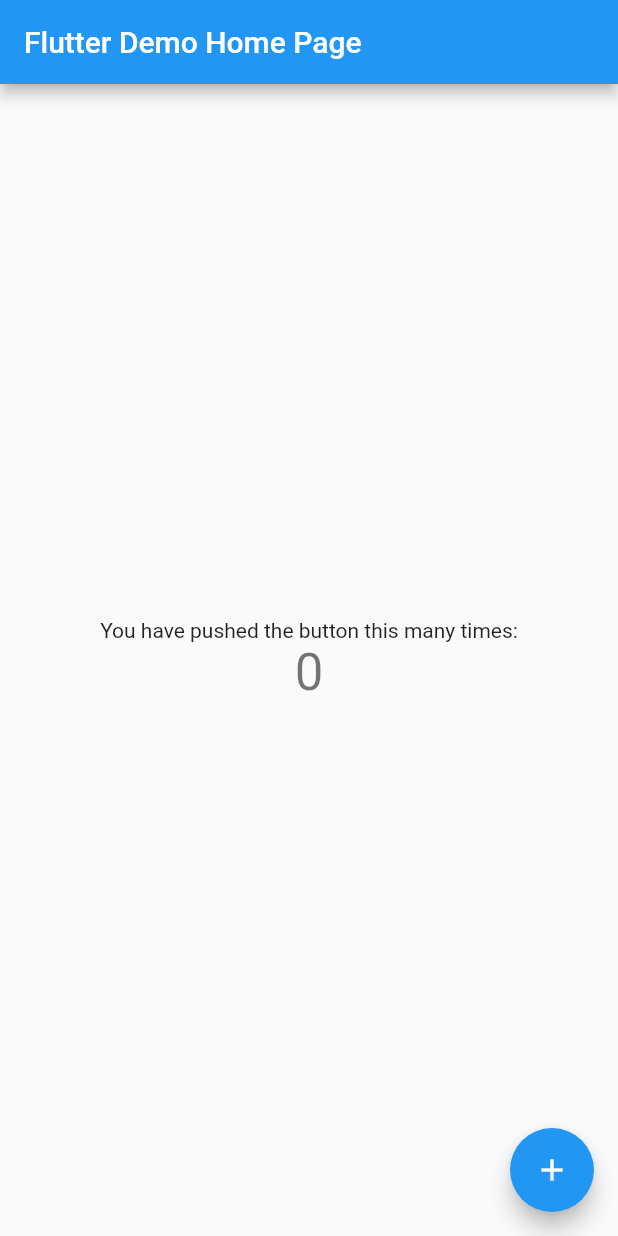
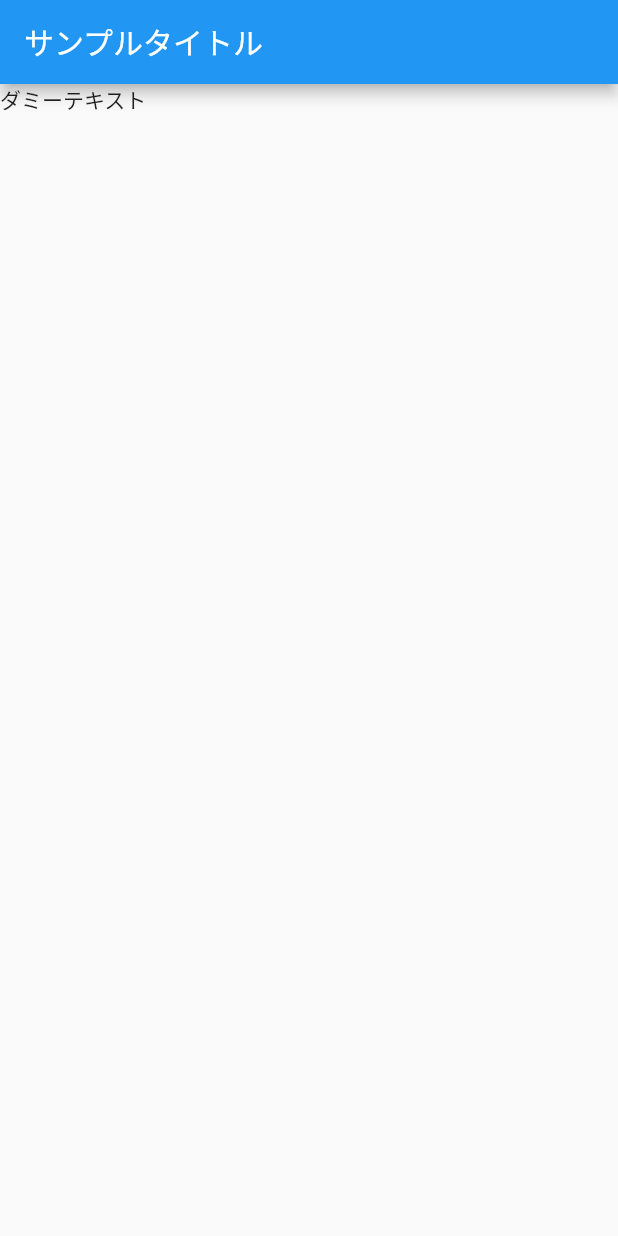
Before and after one commit to nodatsu/ishigaki03, a Flutter app: the screen it shows after launch, on a phone screen of 412 x 824 dp. Run offline on Flutter 3.47's test engine with Material 2 defaults, Android fonts, the phone set to English and light mode, and no system bars.

Commit message:
サンプルアプリから不要部分を削除

```diff
--- a/lib/main.dart
+++ b/lib/main.dart
@@ -7,109 +7,35 @@
 class MyApp extends StatelessWidget {
   const MyApp({super.key});
 
-  // This widget is the root of your application.
   @override
   Widget build(BuildContext context) {
     return MaterialApp(
-      title: 'Flutter Demo',
+      title: 'カレンダのサンプル',
       theme: ThemeData(
-        // This is the theme of your application.
-        //
-        // Try running your application with "flutter run". You'll see the
-        // application has a blue toolbar. Then, without quitting the app, try
-        // changing the primarySwatch below to Colors.green and then invoke
-        // "hot reload" (press "r" in the console where you ran "flutter run",
-        // or simply save your changes to "hot reload" in a Flutter IDE).
-        // Notice that the counter didn't reset back to zero; the application
-        // is not restarted.
         primarySwatch: Colors.blue,
       ),
-      home: const MyHomePage(title: 'Flutter Demo Home Page'),
+      home: const MyHomePage(),
     );
   }
 }
 
 class MyHomePage extends StatefulWidget {
-  const MyHomePage({super.key, required this.title});
-
-  // This widget is the home page of your application. It is stateful, meaning
-  // that it has a State object (defined below) that contains fields that affect
-  // how it looks.
-
-  // This class is the configuration for the state. It holds the values (in this
-  // case the title) provided by the parent (in this case the App widget) and
-  // used by the build method of the State. Fields in a Widget subclass are
-  // always marked "final".
-
-  final String title;
+  const MyHomePage({super.key});
 
   @override
   State<MyHomePage> createState() => _MyHomePageState();
 }
 
 class _MyHomePageState extends State<MyHomePage> {
-  int _counter = 0;
-
-  void _incrementCounter() {
-    setState(() {
-      // This call to setState tells the Flutter framework that something has
-      // changed in this State, which causes it to rerun the build method below
-      // so that the display can reflect the updated values. If we changed
-      // _counter without calling setState(), then the build method would not be
-      // called again, and so nothing would appear to happen.
-      _counter++;
-    });
-  }
-
   @override
   Widget build(BuildContext context) {
-    // This method is rerun every time setState is called, for instance as done
-    // by the _incrementCounter method above.
-    //
-    // The Flutter framework has been optimized to make rerunning build methods
-    // fast, so that you can just rebuild anything that needs updating rather
-    // than having to individually change instances of widgets.
     return Scaffold(
       appBar: AppBar(
-        // Here we take the value from the MyHomePage object that was created by
-        // the App.build method, and use it to set our appbar title.
-        title: Text(widget.title),
+        title: Text('サンプルタイトル'),
       ),
-      body: Center(
-        // Center is a layout widget. It takes a single child and positions it
-        // in the middle of the parent.
-        child: Column(
-          // Column is also a layout widget. It takes a list of children and
-          // arranges them vertically. By default, it sizes itself to fit its
-          // children horizontally, and tries to be as tall as its parent.
-          //
-          // Invoke "debug painting" (press "p" in the console, choose the
-          // "Toggle Debug Paint" action from the Flutter Inspector in Android
-          // Studio, or the "Toggle Debug Paint" command in Visual Studio Code)
-          // to see the wireframe for each widget.
-          //
-          // Column has various properties to control how it sizes itself and
-          // how it positions its children. Here we use mainAxisAlignment to
-          // center the children vertically; the main axis here is the vertical
-          // axis because Columns are vertical (the cross axis would be
-          // horizontal).
-          mainAxisAlignment: MainAxisAlignment.center,
-          children: <Widget>[
-            const Text(
-              'You have pushed the button this many times:',
-            ),
-            Text(
-              '$_counter',
-              style: Theme.of(context).textTheme.headline4,
-            ),
-          ],
-        ),
+      body: const Text(
+        'ダミーテキスト',
       ),
-      floatingActionButton: FloatingActionButton(
-        onPressed: _incrementCounter,
-        tooltip: 'Increment',
-        child: const Icon(Icons.add),
-      ), // This trailing comma makes auto-formatting nicer for build methods.
     );
   }
 }
```
